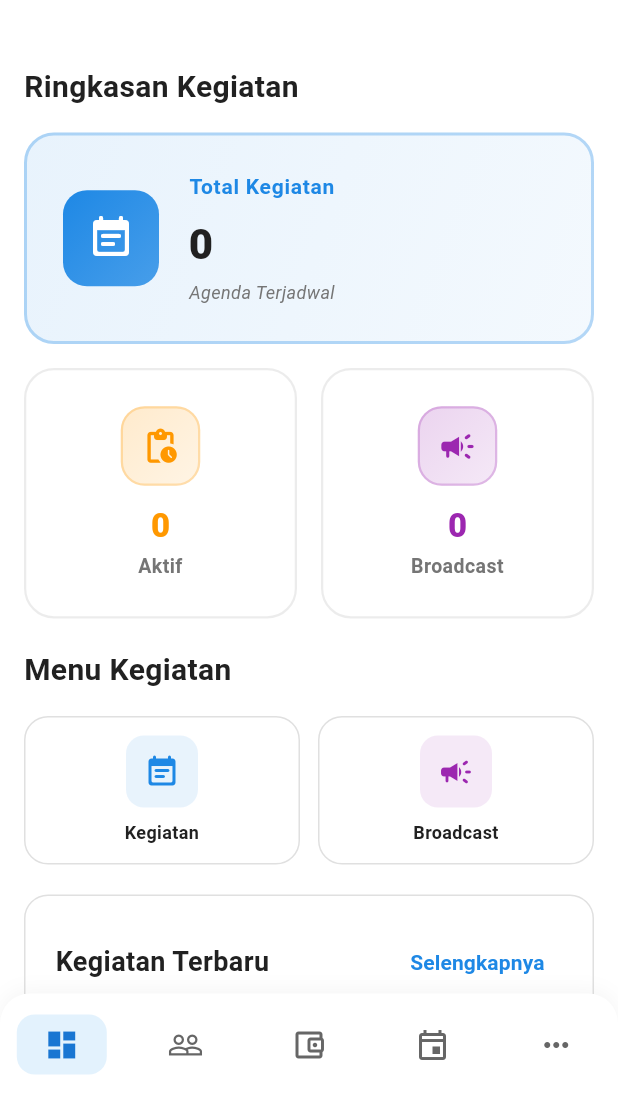
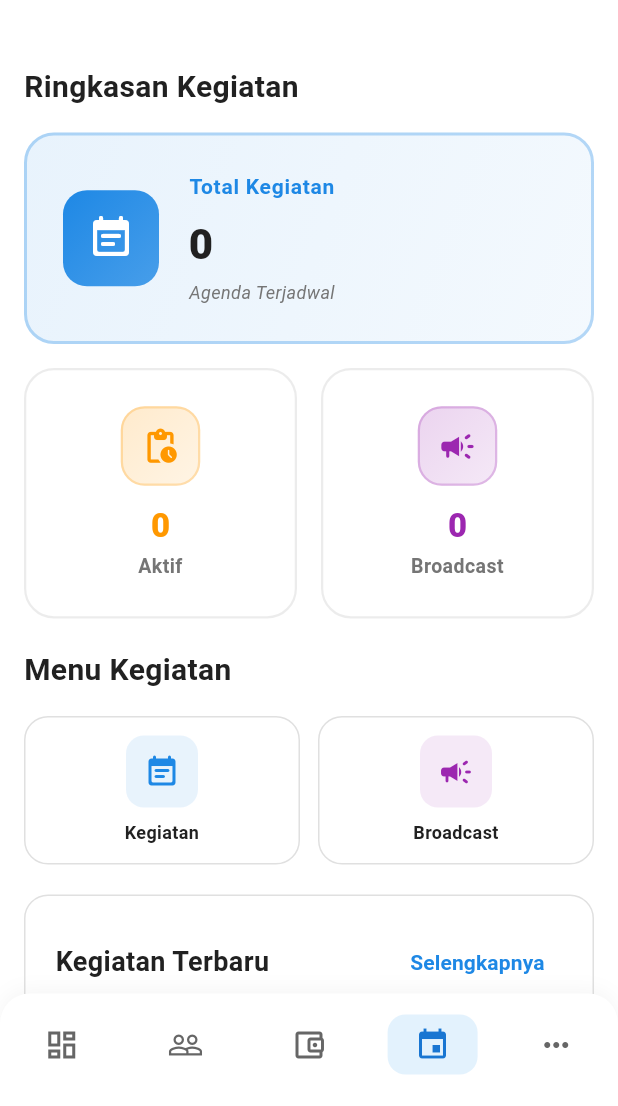
Before and after one commit to HaikalMuhammadRafli/jawara-four, a Flutter app: the KegiatanMenuPage screen opened by its route, on a phone screen of 412 x 824 dp, the part 130-1236 px from its top. Run offline on Flutter 3.47's test engine with Material 3 defaults, Android fonts, the phone set to English and light mode, and no system bars; our stand-ins replace cloud_firestore, firebase_auth, firebase_core, fl_chart, go_router; accounts and stored records are empty.

Commit message:
refactor: update route identifiers to include 'admin' prefix for consistency

```diff
--- a/lib/pages/admin/kegiatan/kegiatan_menu_page.dart
+++ b/lib/pages/admin/kegiatan/kegiatan_menu_page.dart
@@ -80,10 +80,7 @@ class _KegiatanMenuPageState extends State<KegiatanMenuPage> {
                       end: Alignment.bottomRight,
                     ),
                     borderRadius: BorderRadius.circular(20),
-                    border: Border.all(
-                      color: AppColors.primary.withValues(alpha: 0.3),
-                      width: 2,
-                    ),
+                    border: Border.all(color: AppColors.primary.withValues(alpha: 0.3), width: 2),
                   ),
                   child: Row(
                     children: [
@@ -91,20 +88,13 @@ class _KegiatanMenuPageState extends State<KegiatanMenuPage> {
                         padding: const EdgeInsets.all(16),
                         decoration: BoxDecoration(
                           gradient: LinearGradient(
-                            colors: [
-                              AppColors.primary,
-                              AppColors.primary.withValues(alpha: 0.8),
-                            ],
+                            colors: [AppColors.primary, AppColors.primary.withValues(alpha: 0.8)],
                             begin: Alignment.topLeft,
                             end: Alignment.bottomRight,
                           ),
                           borderRadius: BorderRadius.circular(16),
                         ),
-                        child: const Icon(
-                          Icons.event_note_rounded,
-                          color: Colors.white,
-                          size: 32,
-                        ),
+                        child: const Icon(Icons.event_note_rounded, color: Colors.white, size: 32),
                       ),
                       const SizedBox(width: 20),
                       Expanded(
@@ -175,21 +165,13 @@ class _KegiatanMenuPageState extends State<KegiatanMenuPage> {
     );
   }
 
-  Widget _buildStatCard(
-    String label,
-    String value,
-    IconData icon,
-    Color color,
-  ) {
+  Widget _buildStatCard(String label, String value, IconData icon, Color color) {
     return Container(
       padding: const EdgeInsets.symmetric(vertical: 24, horizontal: 18),
       decoration: BoxDecoration(
         color: AppColors.background,
         borderRadius: BorderRadius.circular(20),
-        border: Border.all(
-          color: AppColors.divider.withValues(alpha: 0.6),
-          width: 1.5,
-        ),
+        border: Border.all(color: AppColors.divider.withValues(alpha: 0.6), width: 1.5),
       ),
       child: Column(
         children: [
@@ -197,18 +179,12 @@ class _KegiatanMenuPageState extends State<KegiatanMenuPage> {
             padding: const EdgeInsets.all(12),
             decoration: BoxDecoration(
               gradient: LinearGradient(
-                colors: [
-                  color.withValues(alpha: 0.2),
-                  color.withValues(alpha: 0.1),
-                ],
+                colors: [color.withValues(alpha: 0.2), color.withValues(alpha: 0.1)],
                 begin: Alignment.topLeft,
                 end: Alignment.bottomRight,
               ),
               borderRadius: BorderRadius.circular(16),
-              border: Border.all(
-                color: color.withValues(alpha: 0.25),
-                width: 1.5,
-              ),
+              border: Border.all(color: color.withValues(alpha: 0.25), width: 1.5),
             ),
             child: Icon(icon, color: color, size: 26),
           ),
@@ -245,11 +221,7 @@ class _KegiatanMenuPageState extends State<KegiatanMenuPage> {
       children: [
         Text(
           'Menu Kegiatan',
-          style: TextStyle(
-            fontSize: 20,
-            fontWeight: FontWeight.bold,
-            color: AppColors.textPrimary,
-          ),
+          style: TextStyle(fontSize: 20, fontWeight: FontWeight.bold, color: AppColors.textPrimary),
         ),
         const SizedBox(height: 16),
         Row(
@@ -260,7 +232,7 @@ class _KegiatanMenuPageState extends State<KegiatanMenuPage> {
                 'Kegiatan',
                 Icons.event_note_rounded,
                 AppColors.primary,
-                'kegiatan',
+                'admin-kegiatan',
               ),
             ),
             const SizedBox(width: 12),
@@ -270,7 +242,7 @@ class _KegiatanMenuPageState extends State<KegiatanMenuPage> {
                 'Broadcast',
                 Icons.campaign_rounded,
                 AppColors.softPurple,
-                'broadcast',
+                'admin-broadcast',
               ),
             ),
           ],
@@ -358,23 +330,17 @@ class _KegiatanMenuPageState extends State<KegiatanMenuPage> {
                     ),
                   ),
                   TextButton(
-                    onPressed: () => context.pushNamed('kegiatan'),
+                    onPressed: () => context.pushNamed('admin-kegiatan'),
                     child: Text(
                       'Selengkapnya',
-                      style: TextStyle(
-                        color: AppColors.primary,
-                        fontWeight: FontWeight.w600,
-                      ),
+                      style: TextStyle(color: AppColors.primary, fontWeight: FontWeight.w600),
                     ),
                   ),
                 ],
               ),
               const SizedBox(height: 16),
               if (recentItems.isEmpty)
-                const Padding(
-                  padding: EdgeInsets.all(8.0),
-                  child: Text('Belum ada kegiatan.'),
-                )
+                const Padding(padding: EdgeInsets.all(8.0), child: Text('Belum ada kegiatan.'))
               else
                 ...recentItems.map((item) => _buildActivityItem(item)),
             ],
@@ -398,9 +364,7 @@ class _KegiatanMenuPageState extends State<KegiatanMenuPage> {
           Container(
             padding: const EdgeInsets.all(8),
             decoration: BoxDecoration(
-              color: UIHelpers.getKegiatanColor(
-                item.kategori,
-              ).withValues(alpha: 0.1),
+              color: UIHelpers.getKegiatanColor(item.kategori).withValues(alpha: 0.1),
               borderRadius: BorderRadius.circular(8),
             ),
             child: Icon(
@@ -425,10 +389,7 @@ class _KegiatanMenuPageState extends State<KegiatanMenuPage> {
                 ),
                 Text(
                   item.penanggungJawab,
-                  style: TextStyle(
-                    fontSize: 12,
-                    color: AppColors.textSecondary,
-                  ),
+                  style: TextStyle(fontSize: 12, color: AppColors.textSecondary),
                 ),
               ],
             ),
@@ -448,9 +409,7 @@ class _KegiatanMenuPageState extends State<KegiatanMenuPage> {
               Container(
                 padding: const EdgeInsets.symmetric(horizontal: 6, vertical: 2),
                 decoration: BoxDecoration(
-                  color: UIHelpers.getKegiatanColor(
-                    item.kategori,
-                  ).withValues(alpha: 0.1),
+                  color: UIHelpers.getKegiatanColor(item.kategori).withValues(alpha: 0.1),
                   borderRadius: BorderRadius.circular(4),
                 ),
                 child: Text(
--- a/lib/widgets/custom_bottom_navigationbar.dart
+++ b/lib/widgets/custom_bottom_navigationbar.dart
@@ -78,24 +78,36 @@ class CustomBottomNavigationbar extends StatelessWidget {
   int _getCurrentIndex(BuildContext context) {
     final location = GoRouterState.of(context).fullPath;
 
-    // Admin routes
-    if (location == '/dashboard') return 0;
-    if (location == '/kependudukan') return 1;
-    if (location == '/keuangan') return 2;
-    if (location == '/kegiatan-broadcast') return 3;
+    // Admin routes - check for main routes and their sub-routes
+    if (location == '/admin/dashboard') return 0;
+    if (location == '/admin/kependudukan' || location?.startsWith('/admin/kependudukan/') == true) {
+      return 1;
+    }
+    if (location == '/admin/keuangan' || location?.startsWith('/admin/keuangan/') == true) return 2;
+    if (location == '/admin/kegiatan-broadcast' ||
+        location?.startsWith('/admin/kegiatan') == true ||
+        location?.startsWith('/admin/broadcast') == true) {
+      return 3;
+    }
 
-    // Warga routes
+    // Warga routes - check for main routes and their sub-routes
     if (location == '/warga/dashboard') return 0;
-    if (location == '/warga/kependudukan') return 1;
-    if (location == '/warga/keuangan') return 2;
-    if (location == '/warga/kegiatan') return 3;
+    if (location == '/warga/kependudukan' || location?.startsWith('/warga/kependudukan/') == true) {
+      return 1;
+    }
+    if (location == '/warga/keuangan' || location?.startsWith('/warga/keuangan/') == true) return 2;
+    if (location == '/warga/kegiatan' ||
+        location?.startsWith('/warga/kegiatan') == true ||
+        location?.startsWith('/warga/broadcast') == true) {
+      return 3;
+    }
 
-    // Lainnya routes
-    if (location == '/informasi-aspirasi' ||
-        location == '/penerimaan-warga' ||
-        location == '/mutasi-keluarga' ||
-        location == '/log-aktifitas' ||
-        location == '/daftar-pengguna') {
+    // Admin Lainnya routes (menu "more")
+    if (location?.startsWith('/admin/informasi-aspirasi') == true ||
+        location?.startsWith('/admin/penerimaan-warga') == true ||
+        location?.startsWith('/admin/mutasi-keluarga') == true ||
+        location?.startsWith('/admin/log-aktifitas') == true ||
+        location?.startsWith('/admin/daftar-pengguna') == true) {
       return 4;
     }
 
```
Also changed, not shown: lib/pages/admin/kependudukan/kependudukan_menu_page.dart (+6 -6 lines), lib/pages/admin/kependudukan/screens/kependudukan/tambah_page.dart (+4 -4 lines), lib/pages/admin/keuangan/keuangan_menu_page.dart (+4 -4 lines).
